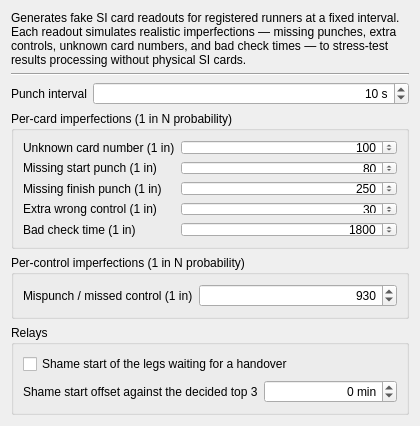
Old version of the form quickevent/app/quickevent/plugins/Event/src/services/punchingtest/punchingtestservicewidget.ui in the repository Quick-Box/quickevent.
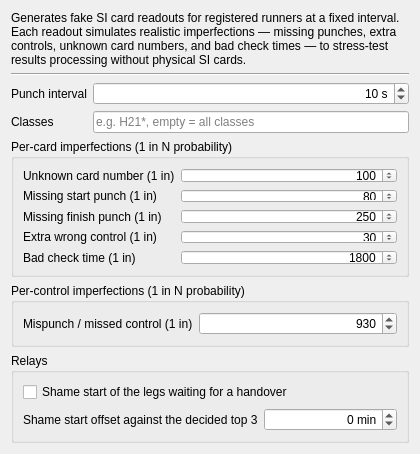
New version of the form.

Commit message: feat: add class filter

What changed in the file:
```diff
--- a/quickevent/app/quickevent/plugins/Event/src/services/punchingtest/punchingtestservicewidget.ui
+++ b/quickevent/app/quickevent/plugins/Event/src/services/punchingtest/punchingtestservicewidget.ui
@@ -62,6 +62,23 @@
        </property>
       </widget>
      </item>
+     <item row="1" column="0">
+      <widget class="QLabel" name="lblClassFilter">
+       <property name="text">
+        <string>Classes</string>
+       </property>
+      </widget>
+     </item>
+     <item row="1" column="1">
+      <widget class="QLineEdit" name="edClassFilter">
+       <property name="toolTip">
+        <string>Class name, '*' matches anything, e.g. H21* for all classes starting with H21</string>
+       </property>
+       <property name="placeholderText">
+        <string>e.g. H21*, empty = all classes</string>
+       </property>
+      </widget>
+     </item>
     </layout>
    </item>
    <item>
```
The commit also changes 3 other files.
